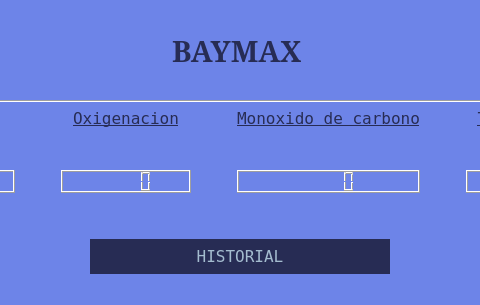
adcfrba/TPO_INFOII, file APP/mainwindow.ui: the form before one commit; both pictures show x 123 to 603 and y 0 to 305 of the 727 by 305 pixel window.
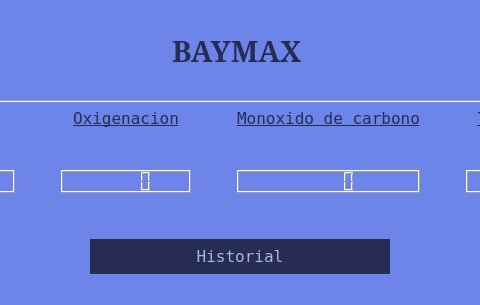
The form after the commit. Icons and pictures are not drawn.

The edit to the form file:
```diff
--- a/APP/mainwindow.ui
+++ b/APP/mainwindow.ui
@@ -2267,7 +2267,7 @@
          <bool>true</bool>
         </property>
         <property name="text">
-         <string>HISTORIAL</string>
+         <string>Historial</string>
         </property>
         <property name="icon">
          <iconset>
```
Left out of the diff: 2 changed lines with no effect on the pictures.
